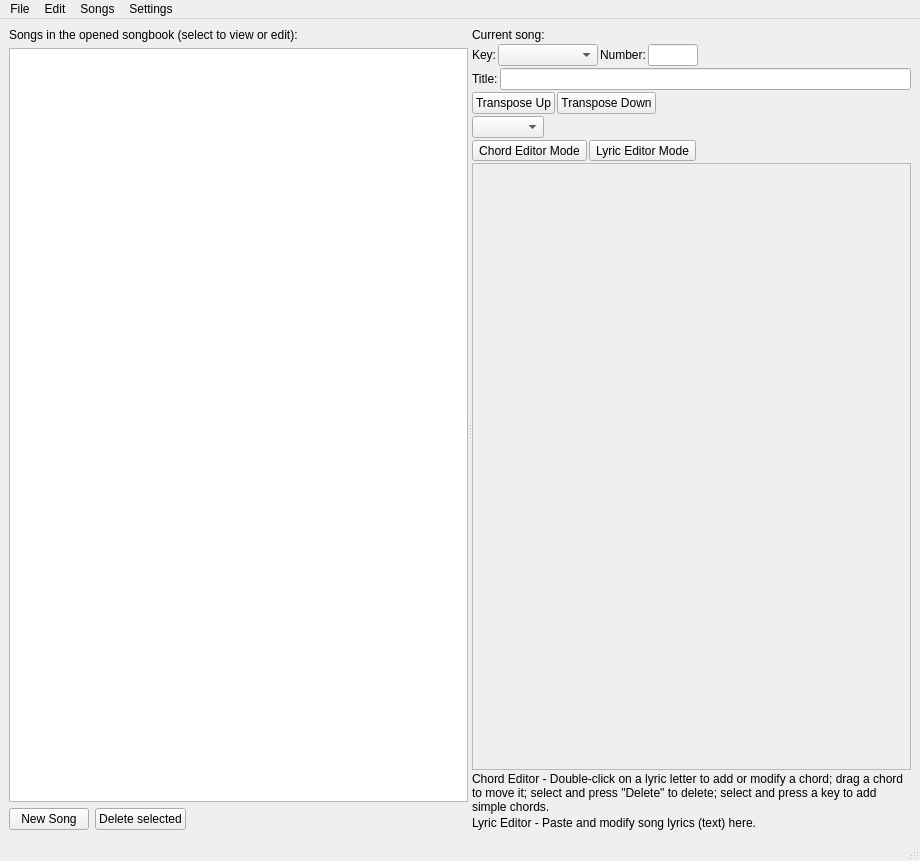
Qt form src/softchordeditor.ui (matvey83/softChord) before a commit.
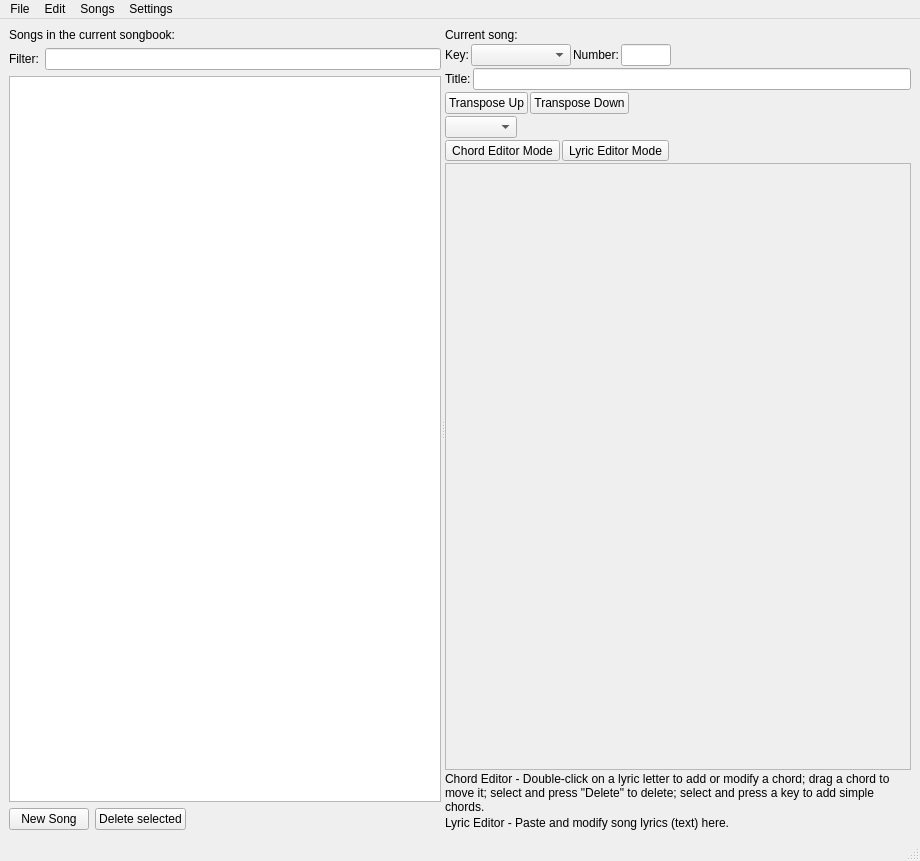
The same form after that commit.

Commit message: Added a song filter entry field

Patch:
```diff
--- a/src/softchordeditor.ui
+++ b/src/softchordeditor.ui
@@ -25,10 +25,24 @@
         <item>
          <widget class="QLabel" name="label_3">
           <property name="text">
-           <string>Songs in the opened songbook (select to view or edit):</string>
+           <string>Songs in the current songbook:</string>
           </property>
          </widget>
         </item>
+        <item>
+         <layout class="QHBoxLayout" name="horizontalLayout_7">
+          <item>
+           <widget class="QLabel" name="label_2">
+            <property name="text">
+             <string>Filter:</string>
+            </property>
+           </widget>
+          </item>
+          <item>
+           <widget class="QLineEdit" name="song_filter_ef"/>
+          </item>
+         </layout>
+        </item>
         <item>
          <widget class="QTableView" name="songs_view">
           <property name="minimumSize">
```
